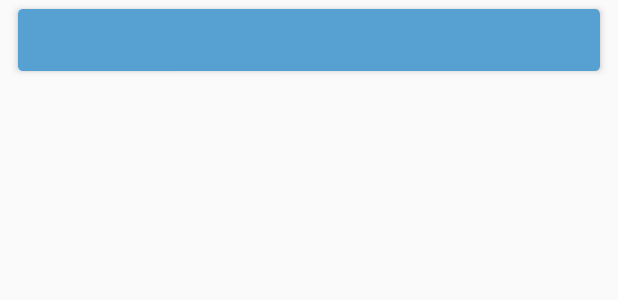
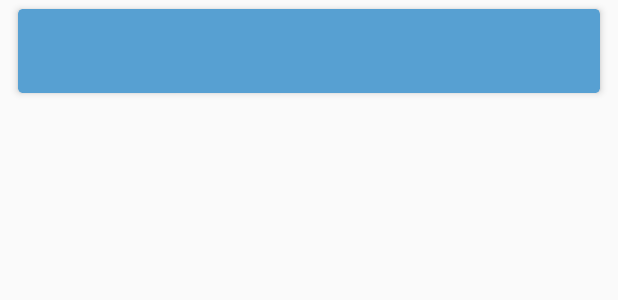
Before and after one commit to Islimoff/GithubUserInformation, an Android app: the layout repository_info.xml on its own in the app's theme, with its tools: preview values and no code run, on a phone screen of 412 x 824 dp. Shown: the top 300 px of the screen. Run offline under Robolectric (Android 15) with nearby library versions, the phone set to English and light mode, and no system bars.

```diff
--- a/app/src/main/res/layout/repository_info.xml
+++ b/app/src/main/res/layout/repository_info.xml
@@ -17,8 +17,8 @@
 
         <TextView
             android:id="@+id/repos_name"
-            android:layout_width="70dp"
-            android:layout_height="25dp"
+            android:layout_width="120dp"
+            android:layout_height="40dp"
             android:layout_marginTop="8dp"
             android:layout_marginEnd="32dp"
             android:layout_marginBottom="8dp"
@@ -29,8 +29,8 @@
 
         <TextView
             android:id="@+id/repos_language"
-            android:layout_width="70dp"
-            android:layout_height="25dp"
+            android:layout_width="120dp"
+            android:layout_height="40dp"
             android:layout_marginStart="32dp"
             android:layout_marginTop="8dp"
             android:layout_marginBottom="8dp"
```
Also changed, not shown: app/src/main/java/com/job4j/githubuserinformation/fragments/ReposListFragment.java (+2 -16 lines).
